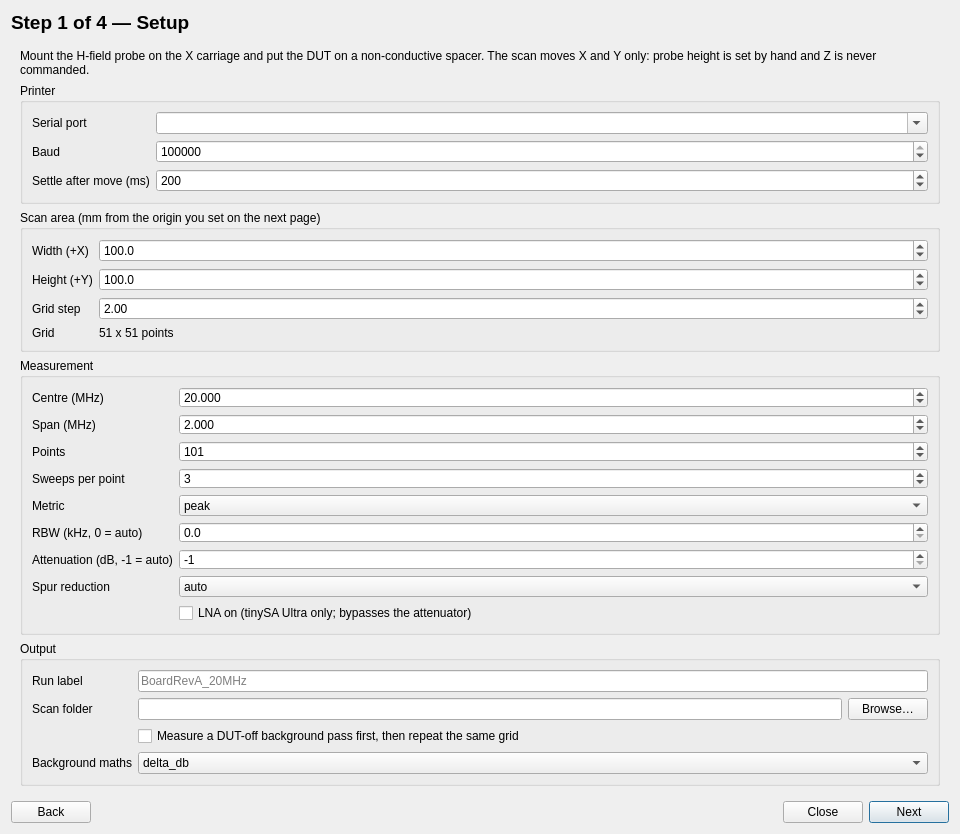
oliverollesch/QtTinySA, file src/modules/emi_map.ui: the form before one commit.
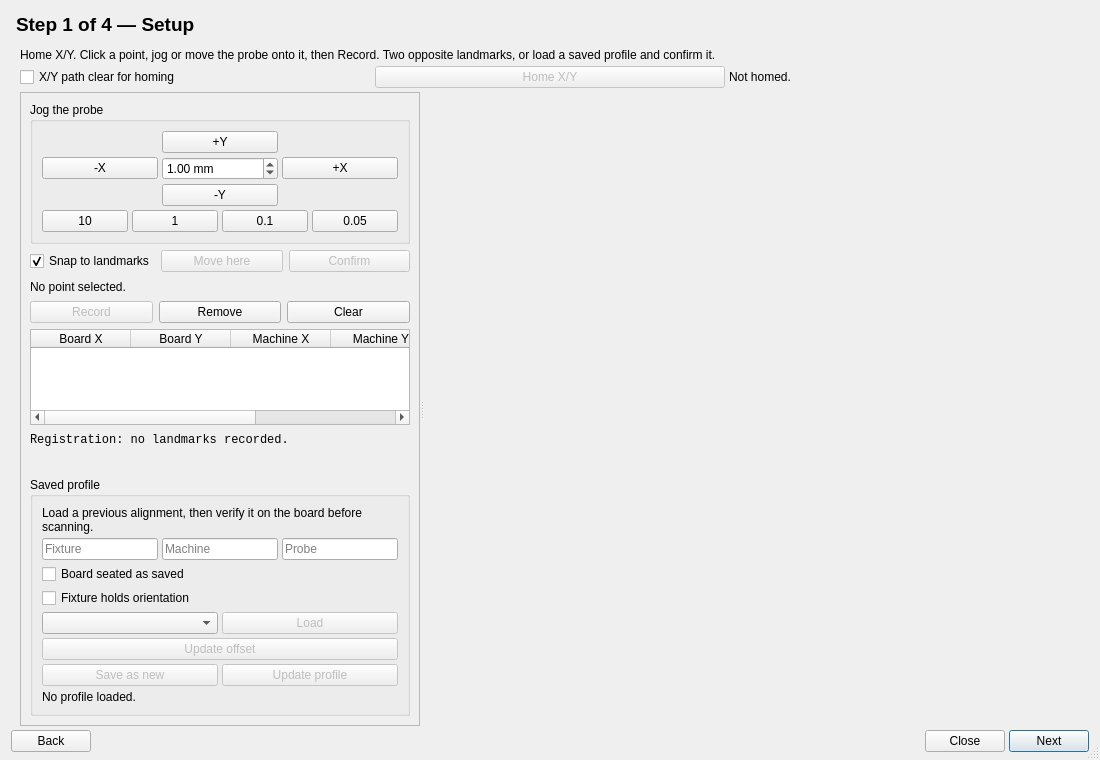
The form after the commit. The open tabs and pages were chosen to show the change. Custom widgets are drawn as their Qt base class.

Commit message:
feat: add PCB registration, fixture profiles, and scan-start gating
Save and verify board alignments, show a results overview, and keep Start scan from silently refusing when travel clearance is unchecked.

```diff
--- a/src/modules/emi_map.ui
+++ b/src/modules/emi_map.ui
@@ -6,21 +6,42 @@
    <rect>
     <x>0</x>
     <y>0</y>
-    <width>960</width>
+    <width>1100</width>
     <height>760</height>
    </rect>
   </property>
   <property name="windowTitle">
    <string>EMI Near-Field Map</string>
   </property>
-  <layout class="QVBoxLayout" name="mainLayout">
+  <property name="sizeGripEnabled">
+   <bool>true</bool>
+  </property>
+  <layout class="QVBoxLayout" name="mainLayout" stretch="0,1,0">
+   <property name="spacing">
+    <number>4</number>
+   </property>
+   <property name="topMargin">
+    <number>8</number>
+   </property>
+   <property name="bottomMargin">
+    <number>8</number>
+   </property>
    <item>
     <widget class="QLabel" name="stepHeader">
      <property name="text">
       <string>Step 1 of 4 — Setup</string>
      </property>
+     <property name="alignment">
+      <set>Qt::AlignLeading|Qt::AlignTop</set>
+     </property>
+     <property name="sizePolicy">
+      <sizepolicy hsizetype="Preferred" vsizetype="Maximum">
+       <horstretch>0</horstretch>
+       <verstretch>0</verstretch>
+      </sizepolicy>
+     </property>
      <property name="styleSheet">
-      <string>font-size: 14pt; font-weight: bold;</string>
+      <string>font-size: 14pt; font-weight: bold; padding-bottom: 2px;</string>
      </property>
     </widget>
    </item>
@@ -28,7 +49,32 @@
     <widget class="QStackedWidget" name="wizardStack">
      <!-- Page 0: Setup -->
      <widget class="QWidget" name="pageSetup">
-      <layout class="QVBoxLayout" name="setupLayout">
+      <layout class="QVBoxLayout" name="setupPageLayout">
+       <property name="leftMargin">
+        <number>0</number>
+       </property>
+       <property name="topMargin">
+        <number>0</number>
+       </property>
+       <property name="rightMargin">
+        <number>0</number>
+       </property>
+       <property name="bottomMargin">
+        <number>0</number>
+       </property>
+       <item>
+        <widget class="QScrollArea" name="setupScroll">
+         <property name="widgetResizable">
+          <bool>true</bool>
+         </property>
+         <property name="frameShape">
+          <enum>QFrame::NoFrame</enum>
+         </property>
+         <property name="horizontalScrollBarPolicy">
+          <enum>Qt::ScrollBarAlwaysOff</enum>
+         </property>
+         <widget class="QWidget" name="setupInner">
+          <layout class="QVBoxLayout" name="setupLayout">
        <item>
         <widget class="QLabel" name="setupIntro">
          <property name="text">
@@ -471,9 +517,649 @@
          </property>
         </spacer>
        </item>
+          </layout>
+         </widget>
+        </widget>
+       </item>
       </layout>
      </widget>
-     <!-- Page 1: Origin -->
+     <!-- Page 1: Board (PCB aligned mode only) -->
+     <widget class="QWidget" name="pageBoard">
+      <layout class="QVBoxLayout" name="boardLayout">
+       <item>
+        <widget class="QLabel" name="boardIntro">
+         <property name="text">
+          <string>Import the ODB++ job for this board. The outline decides which grid cells are measured: cells off the board or inside a cutout are never driven to and stay empty in the map.</string>
+         </property>
+         <property name="wordWrap">
+          <bool>true</bool>
+         </property>
+        </widget>
+       </item>
+       <item>
+        <layout class="QHBoxLayout" name="boardFileLayout">
+         <item>
+          <widget class="QLineEdit" name="boardPath">
+           <property name="readOnly">
+            <bool>true</bool>
+           </property>
+           <property name="placeholderText">
+            <string>No board imported</string>
+           </property>
+          </widget>
+         </item>
+         <item>
+          <widget class="QPushButton" name="btnImportBoard">
+           <property name="text">
+            <string>Import ODB++…</string>
+           </property>
+          </widget>
+         </item>
+         <item>
+          <widget class="QLabel" name="lblBoardSide">
+           <property name="text">
+            <string>Side</string>
+           </property>
+          </widget>
+         </item>
+         <item>
+          <widget class="QComboBox" name="boardSide">
+           <item>
+            <property name="text">
+             <string>top</string>
+            </property>
+           </item>
+           <item>
+            <property name="text">
+             <string>bottom</string>
+            </property>
+           </item>
+          </widget>
+         </item>
+        </layout>
+       </item>
+       <item>
+        <widget class="QLabel" name="boardInfo">
+         <property name="text">
+          <string>No board imported.</string>
+         </property>
+         <property name="wordWrap">
+          <bool>true</bool>
+         </property>
+        </widget>
+       </item>
+       <item>
+        <widget class="QPlainTextEdit" name="boardWarnings">
+         <property name="readOnly">
+          <bool>true</bool>
+         </property>
+         <property name="maximumSize">
+          <size>
+           <width>16777215</width>
+           <height>70</height>
+          </size>
+         </property>
+         <property name="placeholderText">
+          <string>Import warnings appear here.</string>
+         </property>
+        </widget>
+       </item>
+       <item>
+        <widget class="PlotWidget" name="boardPlot" native="true">
+         <property name="sizePolicy">
+          <sizepolicy hsizetype="Expanding" vsizetype="Expanding">
+           <horstretch>1</horstretch>
+           <verstretch>1</verstretch>
+          </sizepolicy>
+         </property>
+        </widget>
+       </item>
+      </layout>
+     </widget>
+     <!-- Page 2: Register (PCB aligned mode only) -->
+     <widget class="QWidget" name="pageRegister">
+      <property name="sizePolicy">
+       <sizepolicy hsizetype="Expanding" vsizetype="Expanding">
+        <horstretch>0</horstretch>
+        <verstretch>1</verstretch>
+       </sizepolicy>
+      </property>
+      <layout class="QVBoxLayout" name="registerLayout" stretch="0,0,1">
+       <property name="spacing">
+        <number>4</number>
+       </property>
+       <property name="topMargin">
+        <number>0</number>
+       </property>
+       <property name="bottomMargin">
+        <number>0</number>
+       </property>
+       <item>
+        <widget class="QLabel" name="registerIntro">
+         <property name="text">
+          <string>Home X/Y. Click a point, jog or move the probe onto it, then Record. Two opposite landmarks, or load a saved profile and confirm it.</string>
+         </property>
+         <property name="wordWrap">
+          <bool>true</bool>
+         </property>
+         <property name="alignment">
+          <set>Qt::AlignLeading|Qt::AlignTop</set>
+         </property>
+         <property name="sizePolicy">
+          <sizepolicy hsizetype="Preferred" vsizetype="Maximum">
+           <horstretch>0</horstretch>
+           <verstretch>0</verstretch>
+          </sizepolicy>
+         </property>
+        </widget>
+       </item>
+       <item>
+        <layout class="QHBoxLayout" name="homeRow">
+         <item>
+          <widget class="QCheckBox" name="chkHomeClear">
+           <property name="text">
+            <string>X/Y path clear for homing</string>
+           </property>
+           <property name="toolTip">
+            <string>X/Y carriage path is clear for homing</string>
+           </property>
+          </widget>
+         </item>
+         <item>
+          <widget class="QPushButton" name="btnHomeXy">
+           <property name="text">
+            <string>Home X/Y</string>
+           </property>
+           <property name="enabled">
+            <bool>false</bool>
+           </property>
+          </widget>
+         </item>
+         <item>
+          <widget class="QLabel" name="posLabel">
+           <property name="text">
+            <string>Not homed.</string>
+           </property>
+          </widget>
+         </item>
+        </layout>
+       </item>
+       <item>
+        <widget class="QSplitter" name="registerSplit">
+         <property name="orientation">
+          <enum>Qt::Horizontal</enum>
+         </property>
+         <property name="childrenCollapsible">
+          <bool>false</bool>
+         </property>
+         <property name="sizePolicy">
+          <sizepolicy hsizetype="Expanding" vsizetype="Expanding">
+           <horstretch>1</horstretch>
+           <verstretch>1</verstretch>
+          </sizepolicy>
+         </property>
+         <widget class="QScrollArea" name="registerScroll">
+           <property name="widgetResizable">
+            <bool>true</bool>
+           </property>
+           <property name="frameShape">
+            <enum>QFrame::StyledPanel</enum>
+           </property>
+           <property name="horizontalScrollBarPolicy">
+            <enum>Qt::ScrollBarAlwaysOff</enum>
+           </property>
+           <property name="verticalScrollBarPolicy">
+            <enum>Qt::ScrollBarAsNeeded</enum>
+           </property>
+           <property name="minimumSize">
+            <size>
+             <width>400</width>
+             <height>0</height>
+            </size>
+           </property>
+           <property name="sizePolicy">
+            <sizepolicy hsizetype="Preferred" vsizetype="Expanding">
+             <horstretch>0</horstretch>
+             <verstretch>1</verstretch>
+            </sizepolicy>
+           </property>
+           <widget class="QWidget" name="registerInner">
+            <property name="sizePolicy">
+             <sizepolicy hsizetype="Preferred" vsizetype="Minimum">
+              <horstretch>0</horstretch>
+              <verstretch>0</verstretch>
+             </sizepolicy>
+            </property>
+            <layout class="QVBoxLayout" name="registerLeft">
+             <property name="spacing">
+              <number>6</number>
+             </property>
+             <property name="sizeConstraint">
+              <enum>QLayout::SetMinimumSize</enum>
+             </property>
+           <item>
+            <widget class="QGroupBox" name="grpJog">
+             <property name="title">
+              <string>Jog the probe</string>
+             </property>
+             <property name="sizePolicy">
+              <sizepolicy hsizetype="Preferred" vsizetype="Maximum">
+               <horstretch>0</horstretch>
+               <verstretch>0</verstretch>
+              </sizepolicy>
+             </property>
+             <layout class="QGridLayout" name="jogLayout">
+              <property name="spacing">
+               <number>4</number>
+              </property>
+              <item row="0" column="1">
+               <widget class="QPushButton" name="btnJogYPlus">
+                <property name="text">
+                 <string>+Y</string>
+                </property>
+               </widget>
+              </item>
+              <item row="1" column="0">
+               <widget class="QPushButton" name="btnJogXMinus">
+                <property name="text">
+                 <string>-X</string>
+                </property>
+               </widget>
+              </item>
+              <item row="1" column="1">
+               <widget class="QDoubleSpinBox" name="jogStep">
+                <property name="decimals">
+                 <number>2</number>
+                </property>
+                <property name="minimum">
+                 <double>0.01</double>
+                </property>
+                <property name="maximum">
+                 <double>50.0</double>
+                </property>
+                <property name="value">
+                 <double>1.0</double>
+                </property>
+                <property name="suffix">
+                 <string> mm</string>
+                </property>
+               </widget>
+              </item>
+              <item row="1" column="2">
+               <widget class="QPushButton" name="btnJogXPlus">
+                <property name="text">
+                 <string>+X</string>
+                </property>
+               </widget>
+              </item>
+              <item row="2" column="1">
+               <widget class="QPushButton" name="btnJogYMinus">
+                <property name="text">
+                 <string>-Y</string>
+                </property>
+               </widget>
+              </item>
+              <item row="3" column="0" colspan="3">
+               <layout class="QHBoxLayout" name="jogPresets">
+                <item>
+                 <widget class="QPushButton" name="btnStep10">
+                  <property name="text">
+                   <string>10</string>
+                  </property>
+                  <property name="toolTip">
+                   <string>Set the jog step to 10 mm</string>
+                  </property>
+                 </widget>
+                </item>
+                <item>
+                 <widget class="QPushButton" name="btnStep1">
+                  <property name="text">
+                   <string>1</string>
+                  </property>
+                  <property name="toolTip">
+                   <string>Set the jog step to 1 mm</string>
+                  </property>
+                 </widget>
+                </item>
+                <item>
+                 <widget class="QPushButton" name="btnStep01">
+                  <property name="text">
+                   <string>0.1</string>
+                  </property>
+                  <property name="toolTip">
+                   <string>Set the jog step to 0.1 mm</string>
+                  </property>
+                 </widget>
+                </item>
+                <item>
+                 <widget class="QPushButton" name="btnStep005">
+                  <property name="text">
+                   <string>0.05</string>
+                  </property>
+                  <property name="toolTip">
+                   <string>Set the jog step to 0.05 mm</string>
+                  </property>
+                 </widget>
+                </item>
+               </layout>
+              </item>
+             </layout>
+            </widget>
+           </item>
+           <item>
+            <layout class="QHBoxLayout" name="targetRow">
+             <item>
+              <widget class="QCheckBox" name="chkSnapLandmark">
+               <property name="text">
+                <string>Snap to landmarks</string>
+               </property>
+               <property name="checked">
+                <bool>true</bool>
+               </property>
+               <property name="toolTip">
+                <string>On: clicks snap to corners and outline vertices. Off: the exact point you clicked, anywhere on the board.</string>
+               </property>
+              </widget>
+             </item>
+             <item>
+              <widget class="QPushButton" name="btnMoveHere">
+               <property name="text">
+                <string>Move here</string>
+               </property>
+               <property name="enabled">
+                <bool>false</bool>
+               </property>
+               <property name="toolTip">
+                <string>Drive the probe to the selected point using the current alignment. Clicking the plot only selects; nothing moves until this is pressed.</string>
+               </property>
+              </widget>
+             </item>
+             <item>
+              <widget class="QPushButton" name="btnConfirmAlignment">
+               <property name="text">
+                <string>Confirm</string>
+               </property>
+               <property name="enabled">
+                <bool>false</bool>
+               </property>
+               <property name="toolTip">
+                <string>Confirm that the probe is standing on the selected feature. Required after loading a profile, before a scan. Only available immediately after Move here, and invalidated by any jog.</string>
+               </property>
+              </widget>
+             </item>
+            </layout>
+           </item>
+           <item>
+            <widget class="QLabel" name="targetLabel">
+             <property name="text">
+              <string>No point selected.</string>
+             </property>
+             <property name="wordWrap">
+              <bool>true</bool>
+             </property>
+            </widget>
+           </item>
+           <item>
+            <layout class="QHBoxLayout" name="landmarkButtons">
+             <item>
+              <widget class="QPushButton" name="btnRecordLandmark">
+               <property name="text">
+                <string>Record</string>
+               </property>
+               <property name="toolTip">
+                <string>Record the selected board point at the probe's current machine position.</string>
+               </property>
+               <property name="enabled">
+                <bool>false</bool>
+               </property>
+              </widget>
+             </item>
+             <item>
+              <widget class="QPushButton" name="btnRemoveLandmark">
+               <property name="text">
+                <string>Remove</string>
+               </property>
+               <property name="toolTip">
+                <string>Drop the highlighted landmark, keeping the rest. Use the Error column to find the one that is on the wrong feature.</string>
+               </property>
+              </widget>
+             </item>
+             <item>
+              <widget class="QPushButton" name="btnClearLandmarks">
+               <property name="text">
+                <string>Clear</string>
+               </property>
+               <property name="toolTip">
+                <string>Clear every recorded landmark and the current alignment.</string>
+               </property>
+              </widget>
+             </item>
+            </layout>
+           </item>
+           <item>
+            <widget class="QTableWidget" name="landmarkTable">
+             <property name="maximumSize">
+              <size>
+               <width>16777215</width>
+               <height>96</height>
+              </size>
+             </property>
+             <column>
+              <property name="text">
+               <string>Board X</string>
+              </property>
+             </column>
+             <column>
+              <property name="text">
+               <string>Board Y</string>
+              </property>
+             </column>
+             <column>
+              <property name="text">
+               <string>Machine X</string>
+              </property>
+             </column>
+             <column>
+              <property name="text">
+               <string>Machine Y</string>
+              </property>
+             </column>
+             <column>
+              <property name="text">
+               <string>Error</string>
+              </property>
+             </column>
+            </widget>
+           </item>
+           <item>
+            <widget class="QLabel" name="regStatus">
+             <property name="text">
+              <string>Registration: no landmarks recorded.</string>
+             </property>
+             <property name="styleSheet">
+              <string>font-family: Consolas, Menlo, monospace;</string>
+             </property>
+            </widget>
+           </item>
+           <item>
+            <widget class="QLabel" name="landmarkHint">
+             <property name="text">
+              <string/>
+             </property>
+             <property name="wordWrap">
+              <bool>true</bool>
+             </property>
+             <property name="styleSheet">
+              <string>color: #0b6; font-weight: bold;</string>
+             </property>
+            </widget>
+           </item>
+           <item>
+            <widget class="QGroupBox" name="grpProfile">
+             <property name="title">
+              <string>Saved profile</string>
+             </property>
+             <layout class="QVBoxLayout" name="profileLayout">
+              <property name="spacing">
+               <number>4</number>
+              </property>
+              <item>
+               <widget class="QLabel" name="profileIntro">
+                <property name="text">
+                 <string>Load a previous alignment, then verify it on the board before scanning.</string>
+                </property>
+                <property name="wordWrap">
+                 <bool>true</bool>
+                </property>
+               </widget>
+              </item>
+              <item>
+               <layout class="QHBoxLayout" name="identityForm">
+                <item>
+                 <widget class="QLineEdit" name="fixtureId">
+                  <property name="placeholderText">
+                   <string>Fixture</string>
+                  </property>
+                  <property name="toolTip">
+                   <string>Fixture identifier, e.g. Ender bed fixture A</string>
+                  </property>
+                 </widget>
+                </item>
+                <item>
+                 <widget class="QLineEdit" name="machineId">
+                  <property name="placeholderText">
+                   <string>Machine</string>
+                  </property>
+                  <property name="toolTip">
+                   <string>Machine identifier, e.g. ender3-01</string>
+                  </property>
+                 </widget>
+                </item>
+                <item>
+                 <widget class="QLineEdit" name="probeSetupId">
+                  <property name="placeholderText">
+                   <string>Probe</string>
+                  </property>
+                  <property name="toolTip">
+                   <string>Probe setup identifier, e.g. loop-6mm-holder-v2</string>
+                  </property>
+                 </widget>
+                </item>
+               </layout>
+              </item>
+              <item>
+               <widget class="QCheckBox" name="chkBoardSeated">
+                <property name="text">
+                 <string>Board seated as saved</string>
+                </property>
+                <property name="toolTip">
+                 <string>Board is seated in the same position and orientation as when the profile was saved</string>
+                </property>
+               </widget>
+              </item>
+              <item>
+               <widget class="QCheckBox" name="chkOrientationLocked">
+                <property name="text">
+                 <string>Fixture holds orientation</string>
+                </property>
+                <property name="toolTip">
+                 <string>PCB orientation is mechanically constrained by a fixture or hard stop. Allows one verification point instead of two. One point pins translation but cannot detect rotation about that point.</string>
+                </property>
+               </widget>
+              </item>
+              <item>
+               <layout class="QHBoxLayout" name="profileRow">
+                <item>
+                 <widget class="QComboBox" name="fixtureProfile"/>
+                </item>
+                <item>
+                 <widget class="QPushButton" name="btnLoadProfile">
+                  <property name="text">
+                   <string>Load</string>
+                  </property>
+                  <property name="enabled">
+                   <bool>false</bool>
+                  </property>
+                 </widget>
+                </item>
+               </layout>
+              </item>
+              <item>
+               <layout class="QHBoxLayout" name="profileActions">
+                <item>
+                 <widget class="QPushButton" name="btnUpdateOffset">
+                  <property name="text">
+                   <string>Update offset</string>
+                  </property>
+                  <property name="enabled">
+                   <bool>false</bool>
+                  </property>
+                  <property name="toolTip">
+                   <string>After fine jogging onto the selected point, shift the whole alignment by the error you just corrected.</string>
+                  </property>
+                 </widget>
+                </item>
+               </layout>
+              </item>
+              <item>
+               <layout class="QHBoxLayout" name="profileSaveRow">
+                <item>
+                 <widget class="QPushButton" name="btnSaveAsProfile">
+                  <property name="text">
+                   <string>Save as new</string>
+                  </property>
+                  <property name="enabled">
+                   <bool>false</bool>
+                  </property>
+                 </widget>
+                </item>
+                <item>
+                 <widget class="QPushButton" name="btnUpdateProfile">
+                  <property name="text">
+                   <string>Update profile</string>
+                  </property>
+                  <property name="enabled">
+                   <bool>false</bool>
+                  </property>
+                 </widget>
+                </item>
+               </layout>
+              </item>
+              <item>
+               <widget class="QLabel" name="profileStatus">
+                <property name="text">
+                 <string>No profile loaded.</string>
+                </property>
+                <property name="wordWrap">
+                 <bool>true</bool>
+                </property>
+               </widget>
+              </item>
+             </layout>
+            </widget>
+           </item>
+            </layout>
+           </widget>
+          </widget>
+         <widget class="PlotWidget" name="regPlot" native="true">
+           <property name="sizePolicy">
+            <sizepolicy hsizetype="Expanding" vsizetype="Expanding">
+             <horstretch>1</horstretch>
+             <verstretch>1</verstretch>
+            </sizepolicy>
+           </property>
+           <property name="minimumSize">
+            <size>
+             <width>360</width>
+             <height>280</height>
+            </size>
+           </property>
+          </widget>
+        </widget>
+       </item>
+      </layout>
+     </widget>
+     <!-- Page 3: Origin (Rectangle mode only) -->
      <widget class="QWidget" name="pageOrigin">
       <layout class="QVBoxLayout" name="originLayout">
        <item>
```
Left out of the diff: 129 changed lines with no effect on the pictures. The commit also changes 3 other files.
